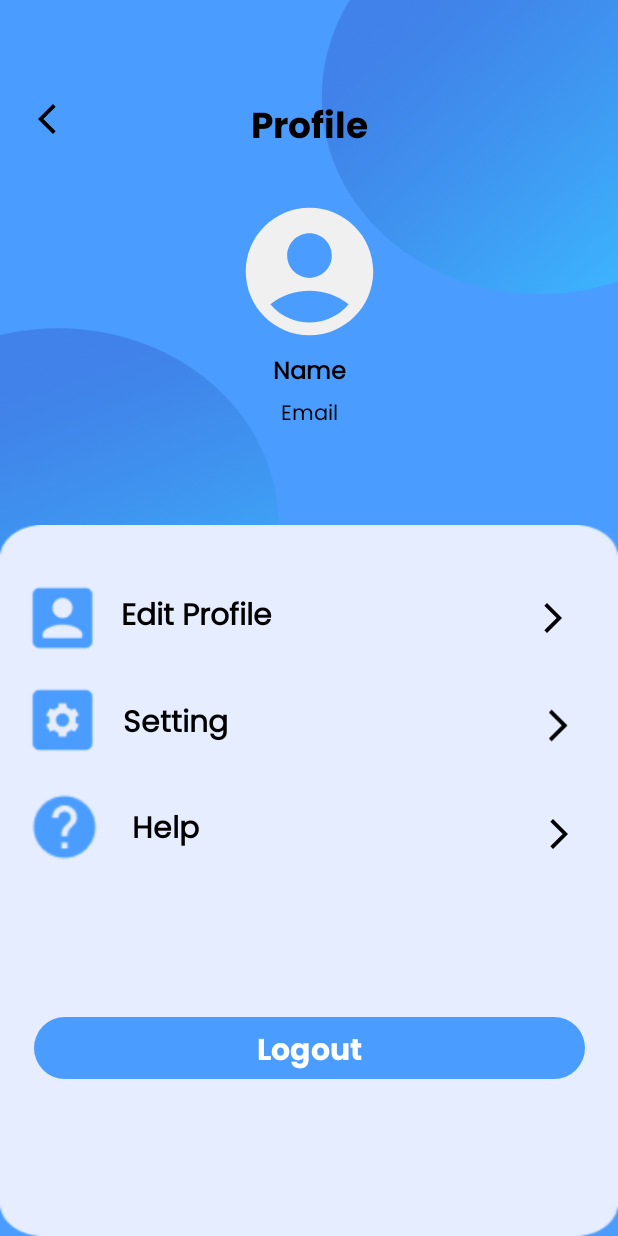
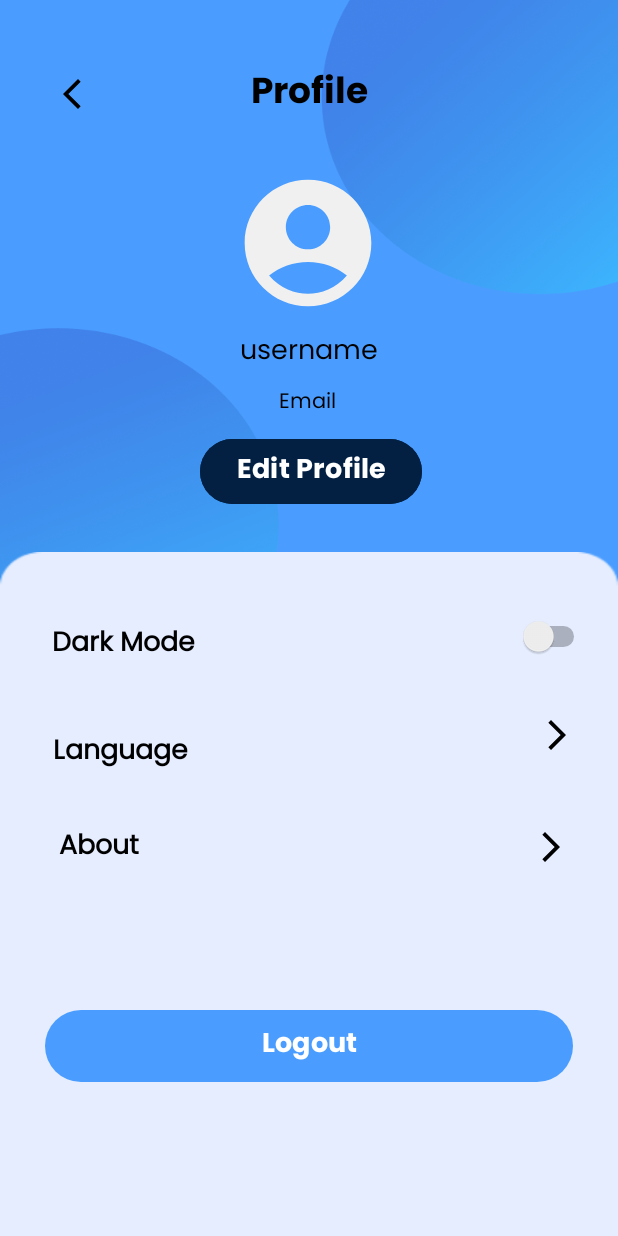
Before and after one commit to Capstone-Bangkit-Academy-Dermalysis-App/capstone-dermalysis-md, an Android app: the ProfileActivity screen opened directly, with no data from a screen before it, on a phone screen of 412 x 824 dp. Run offline under Robolectric (Android 15) with nearby library versions, the phone set to English and light mode, and no system bars.

Commit message:
update activity profile

```diff
--- a/app/src/main/res/layout/activity_profile.xml
+++ b/app/src/main/res/layout/activity_profile.xml
@@ -7,113 +7,178 @@
     android:background="@drawable/app_background"
     tools:context=".ui.profile.ProfileActivity">
 
-    <LinearLayout
-        android:id="@+id/linearLayout2"
-        android:layout_width="match_parent"
-        android:layout_height="match_parent"
-        android:layout_marginTop="350dp"
-        android:background="@drawable/profile_bg"
-        android:orientation="horizontal"
+    <ImageView
+        android:id="@+id/imageView9"
+        android:layout_width="wrap_content"
+        android:layout_height="wrap_content"
         app:layout_constraintBottom_toBottomOf="parent"
-        app:layout_constraintTop_toBottomOf="parent"
-        app:layout_constraintVertical_bias="0.998"
-        tools:layout_editor_absoluteX="0dp">
+        app:layout_constraintEnd_toEndOf="parent"
+        app:layout_constraintHorizontal_bias="0.093"
+        app:layout_constraintStart_toStartOf="parent"
+        app:layout_constraintTop_toTopOf="parent"
+        app:layout_constraintVertical_bias="0.063"
+        app:srcCompat="@drawable/baseline_arrow_back_ios_new_24" />
 
-    </LinearLayout>
+    <TextView
+        android:id="@+id/textView"
+        android:layout_width="wrap_content"
+        android:layout_height="wrap_content"
+        android:fontFamily="@font/poppins_bold"
+        android:text="Profile"
+        android:textColor="@color/black"
+        android:textSize="24sp"
+        android:textStyle="bold"
+        app:layout_constraintBottom_toBottomOf="parent"
+        app:layout_constraintEnd_toEndOf="parent"
+        app:layout_constraintStart_toStartOf="parent"
+        app:layout_constraintTop_toTopOf="parent"
+        app:layout_constraintVertical_bias="0.054" />
 
     <ImageView
         android:id="@+id/imageView"
-        android:layout_width="wrap_content"
-        android:layout_height="wrap_content"
-        app:layout_constraintBottom_toTopOf="@+id/linearLayout2"
+        android:layout_width="108dp"
+        android:layout_height="101dp"
+        app:layout_constraintBottom_toBottomOf="parent"
         app:layout_constraintEnd_toEndOf="parent"
-        app:layout_constraintHorizontal_bias="0.05"
+        app:layout_constraintHorizontal_bias="0.498"
         app:layout_constraintStart_toStartOf="parent"
         app:layout_constraintTop_toTopOf="parent"
-        app:layout_constraintVertical_bias="0.120000005"
-        app:srcCompat="@drawable/baseline_arrow_back_ios_new_24" />
+        app:layout_constraintVertical_bias="0.154"
+        app:srcCompat="@drawable/baseline_account_circle_24" />
 
     <TextView
         android:id="@+id/textView4"
         android:layout_width="wrap_content"
         android:layout_height="wrap_content"
-        android:text="Profile"
-        android:textSize="24sp"
-        android:textStyle="bold"
+        android:fontFamily="@font/poppins_regular"
+        android:text="@string/username"
         android:textColor="@color/black"
-        android:fontFamily="@font/poppins_bold"
-        app:layout_constraintBottom_toTopOf="@+id/linearLayout2"
-        app:layout_constraintEnd_toEndOf="parent"
-        app:layout_constraintStart_toStartOf="parent"
-        app:layout_constraintTop_toTopOf="parent"
-        app:layout_constraintVertical_bias="0.120000005" />
-
-    <ImageView
-        android:id="@+id/imageView2"
-        android:layout_width="139dp"
-        android:layout_height="102dp"
+        android:textSize="18sp"
+        android:textStyle="normal"
         app:layout_constraintBottom_toBottomOf="parent"
         app:layout_constraintEnd_toEndOf="parent"
         app:layout_constraintStart_toStartOf="parent"
-        app:layout_constraintTop_toTopOf="parent"
-        app:layout_constraintVertical_bias="0.18"
-        app:srcCompat="@drawable/baseline_account_circle_24" />
+        app:layout_constraintTop_toBottomOf="@+id/imageView"
+        app:layout_constraintVertical_bias="0.013" />
 
     <TextView
         android:id="@+id/textView5"
         android:layout_width="wrap_content"
         android:layout_height="wrap_content"
-        android:text="Name"
-        android:textSize="16sp"
+        android:fontFamily="@font/poppins_regular"
+        android:text="@string/email"
+        android:textColor="@color/black"
+        android:textSize="14sp"
+        android:textStyle="normal"
+        app:layout_constraintBottom_toBottomOf="parent"
+        app:layout_constraintEnd_toEndOf="parent"
+        app:layout_constraintHorizontal_bias="0.498"
+        app:layout_constraintStart_toStartOf="parent"
+        app:layout_constraintTop_toBottomOf="@+id/textView4"
+        app:layout_constraintVertical_bias="0.012" />
+
+    <Button
+        android:id="@+id/button"
+        android:layout_width="wrap_content"
+        android:layout_height="wrap_content"
+        android:layout_weight="1"
+        android:backgroundTint="@color/darkBlue"
+        android:fontFamily="@font/poppins_bold"
+        android:text="Edit Profile"
+        android:textColor="@color/white"
+        android:textSize="18sp"
         android:textStyle="bold"
-        android:textColor="@color/black"
-        android:fontFamily="@font/poppins_regular"
         app:layout_constraintBottom_toTopOf="@+id/linearLayout2"
         app:layout_constraintEnd_toEndOf="parent"
+        app:layout_constraintHorizontal_bias="0.504"
         app:layout_constraintStart_toStartOf="parent"
+        app:layout_constraintTop_toBottomOf="@+id/textView5"
+        app:layout_constraintVertical_bias="0.23" />
+
+    <LinearLayout
+        android:id="@+id/linearLayout2"
+        android:layout_width="match_parent"
+        android:layout_height="match_parent"
+        android:layout_marginTop="368dp"
+        android:background="@drawable/profile_bg"
+        android:orientation="horizontal"
         app:layout_constraintTop_toTopOf="parent"
-        app:layout_constraintVertical_bias="0.42000002" />
+        tools:layout_editor_absoluteX="0dp">
+
+    </LinearLayout>
 
     <TextView
         android:id="@+id/textView6"
         android:layout_width="wrap_content"
         android:layout_height="wrap_content"
-        android:text="@string/email"
-        android:textSize="14sp"
-        android:textStyle="normal"
+        android:layout_weight="1"
+        android:text="Dark Mode"
+        android:fontFamily="@font/poppins_regular"
         android:textColor="@color/black"
+        android:textSize="18sp"
+        android:textStyle="bold"
+        app:layout_constraintBottom_toBottomOf="parent"
+        app:layout_constraintEnd_toEndOf="parent"
+        app:layout_constraintHorizontal_bias="0.11"
+        app:layout_constraintStart_toStartOf="parent"
+        app:layout_constraintTop_toTopOf="@+id/linearLayout2"
+        app:layout_constraintVertical_bias="0.110000014" />
+
+    <Switch
+        android:id="@+id/switch1"
+        android:layout_width="49dp"
+        android:layout_height="25dp"
+        android:backgroundTint="@color/gray"
+        app:layout_constraintBottom_toBottomOf="parent"
+        app:layout_constraintEnd_toEndOf="parent"
+        app:layout_constraintHorizontal_bias="0.92"
+        app:layout_constraintStart_toEndOf="@+id/textView6"
+        app:layout_constraintTop_toTopOf="@+id/linearLayout2"
+        app:layout_constraintVertical_bias="0.100000024" />
+
+    <TextView
+        android:id="@+id/textView7"
+        android:layout_width="wrap_content"
+        android:layout_height="wrap_content"
+        android:text="Language"
         android:fontFamily="@font/poppins_regular"
-        app:layout_constraintBottom_toTopOf="@+id/linearLayout2"
+        android:textColor="@color/black"
+        android:textSize="18sp"
+        android:textStyle="bold"
+        app:layout_constraintBottom_toBottomOf="@+id/linearLayout2"
         app:layout_constraintEnd_toEndOf="parent"
+        app:layout_constraintHorizontal_bias="0.11"
         app:layout_constraintStart_toStartOf="parent"
-        app:layout_constraintTop_toTopOf="parent"
-        app:layout_constraintVertical_bias="0.47000003" />
+        app:layout_constraintTop_toBottomOf="@+id/textView6"
+        app:layout_constraintVertical_bias="0.120000005" />
 
     <ImageView
         android:id="@+id/imageView3"
         android:layout_width="wrap_content"
         android:layout_height="wrap_content"
+        app:layout_constraintBottom_toBottomOf="@+id/linearLayout2"
+        app:layout_constraintEnd_toEndOf="parent"
+        app:layout_constraintHorizontal_bias="0.89"
+        app:layout_constraintStart_toEndOf="@+id/textView7"
+        app:layout_constraintTop_toBottomOf="@+id/switch1"
+        app:layout_constraintVertical_bias="0.110000014"
+        app:srcCompat="@drawable/baseline_arrow_forward_ios_24" />
+
+    <TextView
+        android:id="@+id/textView8"
+        android:layout_width="wrap_content"
+        android:layout_height="wrap_content"
+        android:text="About"
+        android:fontFamily="@font/poppins_regular"
+        android:textColor="@color/black"
+        android:textSize="18sp"
+        android:textStyle="bold"
         app:layout_constraintBottom_toBottomOf="parent"
         app:layout_constraintEnd_toEndOf="@+id/linearLayout2"
-        app:layout_constraintHorizontal_bias="0.03"
+        app:layout_constraintHorizontal_bias="0.11"
         app:layout_constraintStart_toStartOf="@+id/linearLayout2"
-        app:layout_constraintTop_toTopOf="parent"
-        app:srcCompat="@drawable/edit_img" />
-
-    <TextView
-        android:id="@+id/textView7"
-        android:layout_width="wrap_content"
-        android:layout_height="wrap_content"
-        android:text="Edit Profile"
-        android:textSize="20sp"
-        android:textStyle="bold"
-        android:textColor="@color/black"
-        android:fontFamily="@font/poppins_regular"
-        app:layout_constraintBottom_toBottomOf="parent"
-        app:layout_constraintEnd_toEndOf="parent"
-        app:layout_constraintHorizontal_bias="0.26"
-        app:layout_constraintStart_toStartOf="parent"
-        app:layout_constraintTop_toTopOf="parent" />
+        app:layout_constraintTop_toBottomOf="@+id/textView7"
+        app:layout_constraintVertical_bias="0.120000005" />
 
     <ImageView
         android:id="@+id/imageView4"
@@ -121,104 +186,25 @@
         android:layout_height="wrap_content"
         app:layout_constraintBottom_toBottomOf="parent"
         app:layout_constraintEnd_toEndOf="parent"
-        app:layout_constraintHorizontal_bias="0.92"
-        app:layout_constraintStart_toStartOf="parent"
-        app:layout_constraintTop_toTopOf="parent"
-        app:srcCompat="@drawable/baseline_arrow_forward_ios_24" />
-
-    <ImageView
-        android:id="@+id/imageView5"
-        android:layout_width="wrap_content"
-        android:layout_height="wrap_content"
-        app:layout_constraintBottom_toBottomOf="@+id/linearLayout2"
-        app:layout_constraintEnd_toEndOf="parent"
-        app:layout_constraintHorizontal_bias="0.03"
-        app:layout_constraintStart_toStartOf="parent"
-        app:layout_constraintTop_toTopOf="parent"
-        app:layout_constraintVertical_bias="0.45"
-        app:srcCompat="@drawable/setting_img" />
-
-    <TextView
-        android:id="@+id/textView8"
-        android:layout_width="wrap_content"
-        android:layout_height="wrap_content"
-        android:fontFamily="@font/poppins_regular"
-        android:text="Setting"
-        android:textColor="@color/black"
-        android:textSize="20sp"
-        android:textStyle="bold"
-        android:textAlignment="viewStart"
-        app:layout_constraintBottom_toBottomOf="parent"
-        app:layout_constraintEnd_toEndOf="@+id/linearLayout2"
-        app:layout_constraintHorizontal_bias="0.24"
-        app:layout_constraintStart_toStartOf="parent"
-        app:layout_constraintTop_toTopOf="parent"
-        app:layout_constraintVertical_bias="0.59000003" />
-
-    <ImageView
-        android:id="@+id/imageView6"
-        android:layout_width="25dp"
-        android:layout_height="27dp"
-        app:layout_constraintBottom_toBottomOf="parent"
-        app:layout_constraintEnd_toEndOf="parent"
-        app:layout_constraintHorizontal_bias="0.93"
-        app:layout_constraintStart_toStartOf="parent"
-        app:layout_constraintTop_toTopOf="parent"
-        app:layout_constraintVertical_bias="0.59000003"
-        app:srcCompat="@drawable/baseline_arrow_forward_ios_24" />
-
-    <ImageView
-        android:id="@+id/imageView7"
-        android:layout_width="58dp"
-        android:layout_height="49dp"
-        app:layout_constraintBottom_toBottomOf="parent"
-        app:layout_constraintEnd_toEndOf="parent"
-        app:layout_constraintHorizontal_bias="0.04"
-        app:layout_constraintStart_toStartOf="parent"
-        app:layout_constraintTop_toTopOf="parent"
-        app:layout_constraintVertical_bias="0.68"
-        app:srcCompat="@drawable/help_img" />
-
-    <TextView
-        android:id="@+id/textView9"
-        android:layout_width="wrap_content"
-        android:layout_height="wrap_content"
-        android:fontFamily="@font/poppins_regular"
-        android:text="Help"
-        android:textColor="@color/black"
-        android:textSize="20sp"
-        android:textStyle="bold"
-        app:layout_constraintBottom_toBottomOf="parent"
-        app:layout_constraintEnd_toEndOf="parent"
-        app:layout_constraintHorizontal_bias="0.24"
-        app:layout_constraintStart_toStartOf="parent"
-        app:layout_constraintTop_toTopOf="parent"
-        app:layout_constraintVertical_bias="0.68" />
-
-    <ImageView
-        android:id="@+id/imageView8"
-        android:layout_width="wrap_content"
-        android:layout_height="wrap_content"
-        app:layout_constraintBottom_toBottomOf="parent"
-        app:layout_constraintEnd_toEndOf="parent"
-        app:layout_constraintHorizontal_bias="0.93"
-        app:layout_constraintStart_toStartOf="parent"
-        app:layout_constraintTop_toTopOf="parent"
-        app:layout_constraintVertical_bias="0.68"
+        app:layout_constraintHorizontal_bias="0.89"
+        app:layout_constraintStart_toEndOf="@+id/textView8"
+        app:layout_constraintTop_toBottomOf="@+id/imageView3"
+        app:layout_constraintVertical_bias="0.17000002"
         app:srcCompat="@drawable/baseline_arrow_forward_ios_24" />
 
     <Button
-        android:id="@+id/button"
-        android:layout_width="367dp"
-        android:layout_height="49dp"
+        android:id="@+id/button2"
+        android:layout_width="352dp"
+        android:layout_height="56dp"
         android:fontFamily="@font/poppins_bold"
         android:text="Logout"
         android:textColor="@color/white"
-        android:textSize="20sp"
+        android:textSize="18sp"
         android:textStyle="bold"
-        app:layout_constraintBottom_toBottomOf="parent"
-        app:layout_constraintEnd_toEndOf="parent"
-        app:layout_constraintStart_toStartOf="parent"
-        app:layout_constraintTop_toTopOf="parent"
-        app:layout_constraintVertical_bias="0.87" />
+        app:layout_constraintBottom_toBottomOf="@+id/linearLayout2"
+        app:layout_constraintEnd_toEndOf="@+id/linearLayout2"
+        app:layout_constraintStart_toStartOf="@+id/linearLayout2"
+        app:layout_constraintTop_toBottomOf="@+id/button"
+        app:layout_constraintVertical_bias="0.77" />
+
 </androidx.constraintlayout.widget.ConstraintLayout>
--- a/app/src/main/res/values/strings.xml
+++ b/app/src/main/res/values/strings.xml
@@ -13,4 +13,5 @@
     <string name="fullname">Fullname</string>
     <string name="temukan_solusi_permasalahan_kulit_anda">Temukan solusi\npermasalahan\nkulit anda</string>
     <string name="lupa_password"><u>Lupa password?</u></string>
+    <string name="username">username</string>
 </resources>
--- a/build.gradle.kts
+++ b/build.gradle.kts
@@ -1,6 +1,6 @@
 // Top-level build file where you can add configuration options common to all sub-projects/modules.
 plugins {
-    id("com.android.application") version "8.2.2" apply false
+    id("com.android.application") version "8.4.1" apply false
     id("org.jetbrains.kotlin.android") version "1.9.22" apply false
     id("com.google.gms.google-services") version "4.4.2" apply false
     id("com.google.android.libraries.mapsplatform.secrets-gradle-plugin") version "2.0.1" apply false
```
Also changed, not shown: app/src/main/res/drawable/profile_bg.png, gradle/wrapper/gradle-wrapper.properties.
